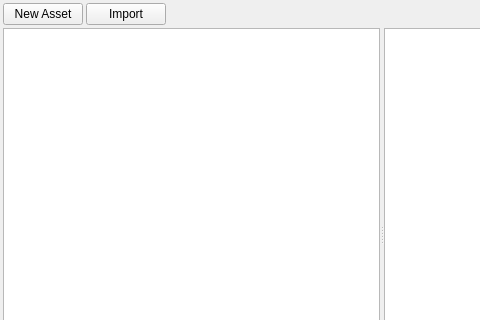
Above: Tools/Editor/assetmanager/assetmanagerwidget.ui from marcellfischbach/CobaltSKY before the change; both pictures show x 0 to 480 and y 0 to 320 of the 763 by 443 pixel window. Below: the same form after it.
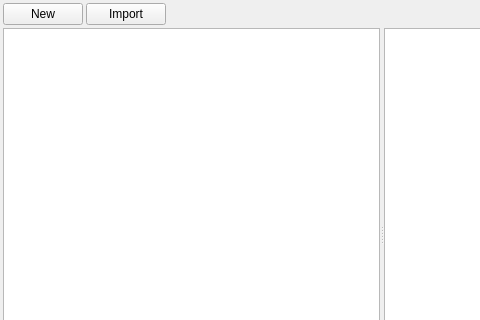
That is the form after the change. Icons and pictures are not drawn.

```diff
--- a/Tools/Editor/assetmanager/assetmanagerwidget.ui
+++ b/Tools/Editor/assetmanager/assetmanagerwidget.ui
@@ -37,7 +37,7 @@
      <item>
       <widget class="QPushButton" name="pbNewAsset">
        <property name="text">
-        <string>New Asset</string>
+        <string>New</string>
        </property>
       </widget>
      </item>
```
